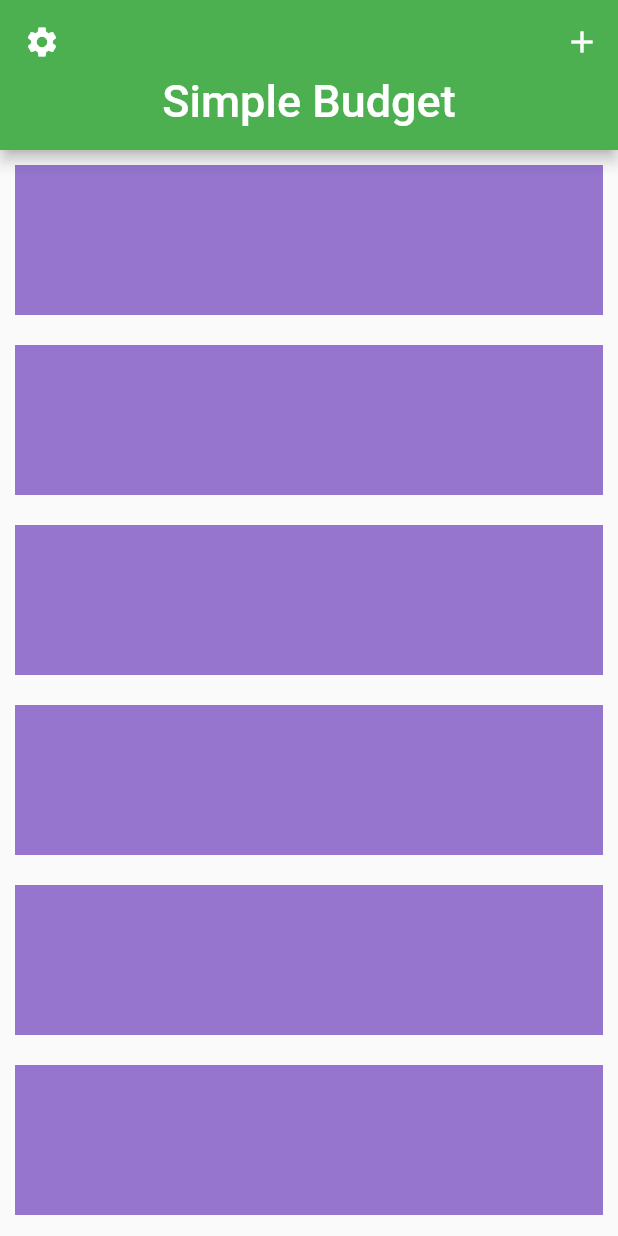
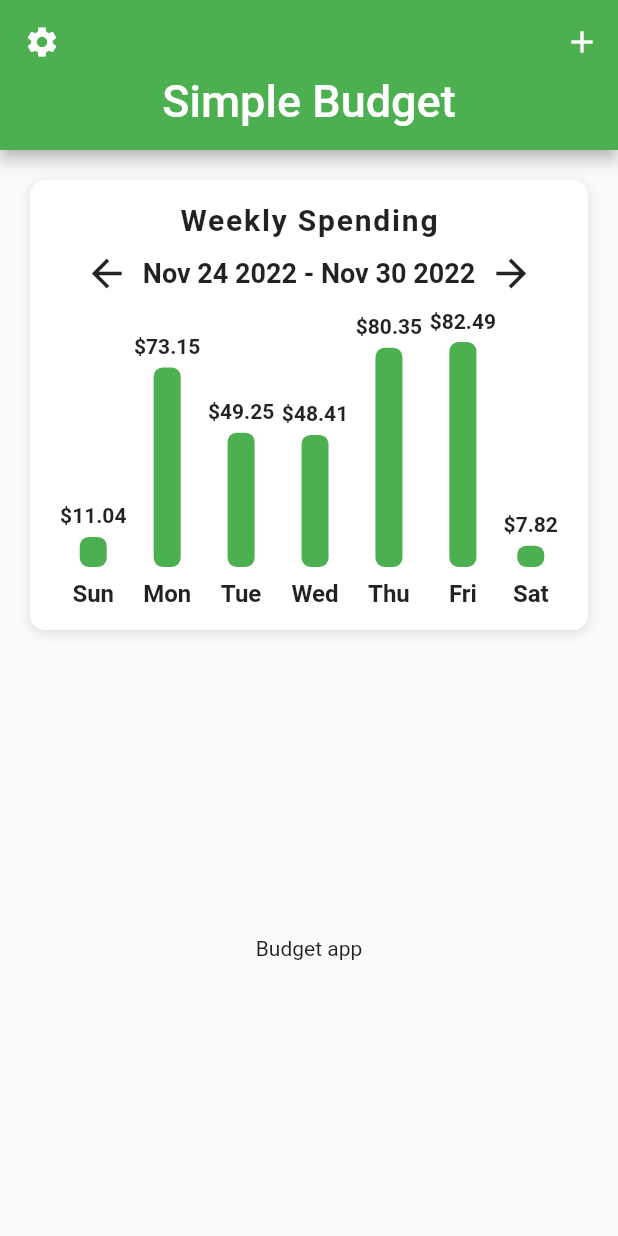
Before and after one commit to ShakriyaPanday/budget_app_ui, a Flutter app: the screen it shows after launch, on a phone screen of 412 x 824 dp. Run offline on Flutter 3.47's test engine with Material 2 defaults, Android fonts, the phone set to English and light mode, and no system bars.

Commit message:
Bar chart added

```diff
--- a/lib/main.dart
+++ b/lib/main.dart
@@ -13,7 +13,10 @@ class MyApp extends StatelessWidget {
     return MaterialApp(
       debugShowCheckedModeBanner: false,
       title: "Flutter Budget UI",
-      theme: ThemeData(primarySwatch: Colors.green),
+      theme: ThemeData(
+        primarySwatch: Colors.green,
+        primaryColor: Colors.green,
+      ),
       home: const HomeScreen(),
     );
   }
--- a/lib/screens/home_screens.dart
+++ b/lib/screens/home_screens.dart
@@ -1,3 +1,5 @@
+import 'package:budget_app_ui/data/data.dart';
+import 'package:budget_app_ui/widgets/bar_char.dart';
 import 'package:flutter/material.dart';
 
 class HomeScreen extends StatefulWidget {
@@ -35,12 +37,24 @@ class _HomeScreenState extends State<HomeScreen> {
             delegate: SliverChildBuilderDelegate(
               ((BuildContext context, int index) {
                 return Container(
-                  height: 100.0,
-                  margin: const EdgeInsets.all(10.0),
-                  color: Colors.deepPurple[300],
+                  height: 300.0,
+                  margin: const EdgeInsets.all(20.0),
+                  padding: const EdgeInsets.all(15.0),
+                  decoration: BoxDecoration(
+                    color: Colors.white,
+                    boxShadow: const [
+                      BoxShadow(
+                        color: Colors.black12,
+                        offset: Offset(0, 2),
+                        blurRadius: 6.0,
+                      )
+                    ],
+                    borderRadius: BorderRadius.circular(10.0),
+                  ),
+                  child: BarChart(expenses: weeklySpending),
                 );
               }),
-              childCount: 10,
+              childCount: 1,
             ),
           ),
           const SliverFillRemaining(
--- /dev/null
+++ b/lib/widgets/bar_char.dart
@@ -0,0 +1,133 @@
+import 'package:flutter/material.dart';
+
+class BarChart extends StatelessWidget {
+  final List<double> expenses;
+
+  const BarChart({super.key, required this.expenses});
+
+  @override
+  Widget build(BuildContext context) {
+    double mostExpensive = 0;
+    for (var price in expenses) {
+      if (price > mostExpensive) {
+        mostExpensive = price;
+      }
+    }
+    return Column(
+      children: [
+        const Text(
+          "Weekly Spending",
+          style: TextStyle(
+              fontSize: 20.0, fontWeight: FontWeight.bold, letterSpacing: 1.2),
+        ),
+        Row(
+          mainAxisAlignment: MainAxisAlignment.center,
+          children: [
+            IconButton(
+              onPressed: (() {}),
+              icon: const Icon(Icons.arrow_back),
+              iconSize: 30.0,
+            ),
+            const Text(
+              "Nov 24 2022 - Nov 30 2022",
+              style: TextStyle(
+                fontSize: 18.0,
+                fontWeight: FontWeight.w600,
+              ),
+            ),
+            IconButton(
+              onPressed: (() {}),
+              icon: const Icon(Icons.arrow_forward),
+              iconSize: 30.0,
+            )
+          ],
+        ),
+        Row(
+          mainAxisAlignment: MainAxisAlignment.spaceEvenly,
+          crossAxisAlignment: CrossAxisAlignment.end,
+          children: [
+            Bar(
+              label: 'Sun',
+              amountSpent: expenses[0],
+              mostExpensive: mostExpensive,
+            ),
+            Bar(
+              label: 'Mon',
+              amountSpent: expenses[1],
+              mostExpensive: mostExpensive,
+            ),
+            Bar(
+              label: 'Tue',
+              amountSpent: expenses[2],
+              mostExpensive: mostExpensive,
+            ),
+            Bar(
+              label: 'Wed',
+              amountSpent: expenses[3],
+              mostExpensive: mostExpensive,
+            ),
+            Bar(
+              label: 'Thu',
+              amountSpent: expenses[4],
+              mostExpensive: mostExpensive,
+            ),
+            Bar(
+              label: 'Fri',
+              amountSpent: expenses[5],
+              mostExpensive: mostExpensive,
+            ),
+            Bar(
+              label: 'Sat',
+              amountSpent: expenses[6],
+              mostExpensive: mostExpensive,
+            ),
+          ],
+        )
+      ],
+    );
+  }
+}
+
+class Bar extends StatelessWidget {
+  final String label;
+  final double amountSpent;
+  final double mostExpensive;
+  final double _maxbarHeight = 150;
+
+  const Bar(
+      {super.key,
+      required this.label,
+      required this.amountSpent,
+      required this.mostExpensive});
+
+  @override
+  Widget build(BuildContext context) {
+    final barHeight = amountSpent / mostExpensive * _maxbarHeight;
+    return Column(
+      children: [
+        Text(
+          "\$${amountSpent.toStringAsFixed(2)}",
+          style: const TextStyle(fontWeight: FontWeight.w600),
+        ),
+        const SizedBox(
+          height: 6.0,
+        ),
+        Container(
+          height: barHeight,
+          width: 18.0,
+          decoration: BoxDecoration(
+            color: Theme.of(context).primaryColor,
+            borderRadius: BorderRadius.circular(6.0),
+          ),
+        ),
+        const SizedBox(
+          height: 8.0,
+        ),
+        Text(
+          label,
+          style: const TextStyle(fontSize: 16.0, fontWeight: FontWeight.w600),
+        ),
+      ],
+    );
+  }
+}
```
